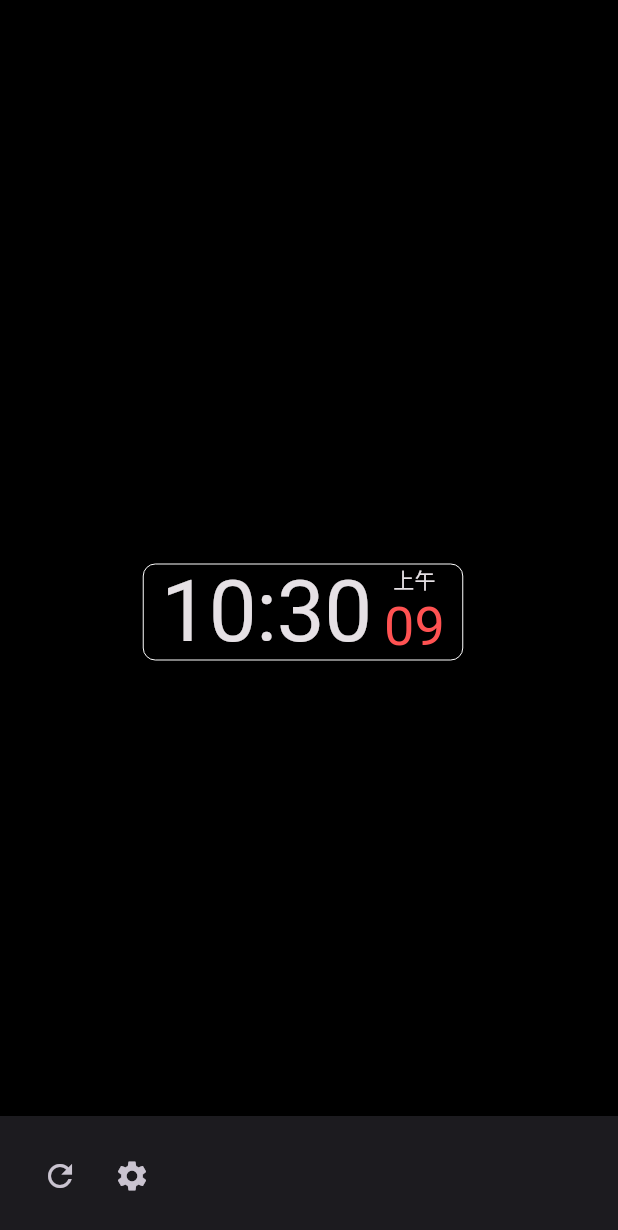
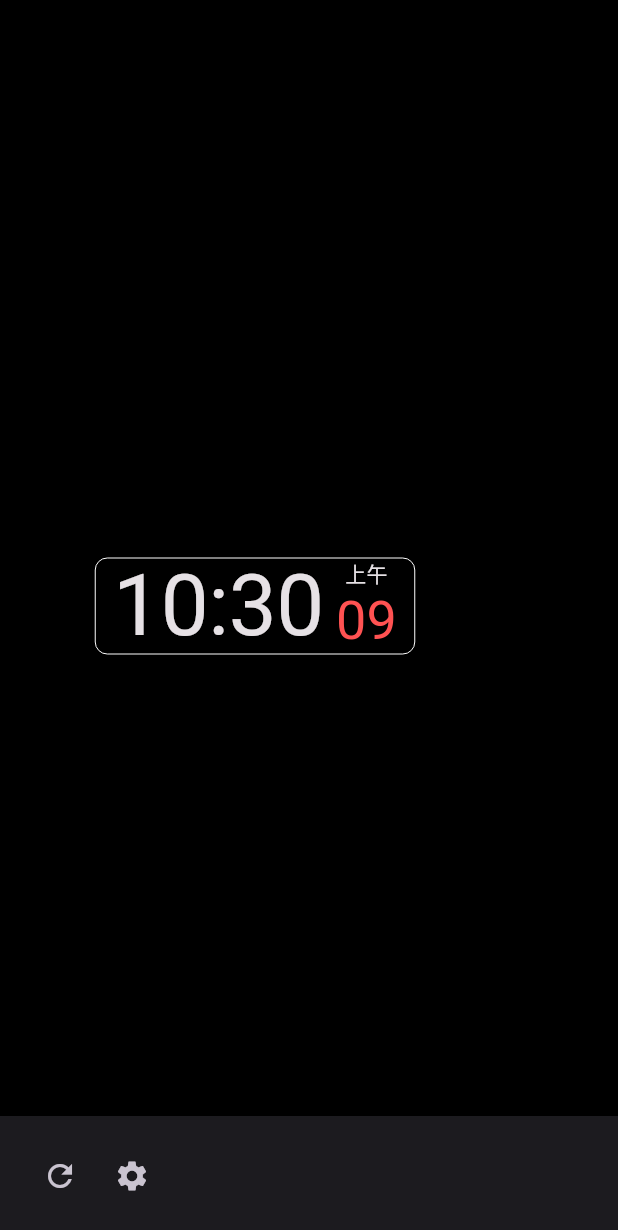
Before and after one commit to dengsgo/funny_time, a Flutter app: the screen it shows after launch, after a tap on "10", on a phone screen of 412 x 824 dp. Shown: the top 1230 px of the screen. Run offline on Flutter 3.47's test engine with Material 2 defaults, Android fonts, the light colour scheme and no system bars.

Commit message:
fix Orientation

```diff
--- a/lib/minix.dart
+++ b/lib/minix.dart
@@ -1,6 +1,7 @@
 import 'dart:math';
 
 import 'package:flutter/cupertino.dart';
+import 'package:flutter/material.dart';
 import 'package:funny_time/setting.dart';
 
 class PositionViewState<T extends StatefulWidget> extends State<T> {
@@ -40,11 +41,12 @@
       return;
     }
     double left = (_screenSize.width - widgetSize.width) / 2;
-    double top = (_screenSize.height - widgetSize.height) / 2;
+    double top = (_screenSize.height - widgetSize.height - 56) / 2;
     positionMargin = EdgeInsets.only(left: left, top: top);
     // 随机 x y 方向
     _xOffsetReverse = Random.secure().nextBool();
     _yOffsetReverse = Random.secure().nextBool();
+    setState(() {});
   }
 
   _motionWidget() {
@@ -67,35 +69,41 @@
     }
 
     timerPeriodicCallback = () {
+      _screenSize = MediaQuery.sizeOf(context);
+      _screenSize = Size(_screenSize.width, _screenSize.height - 56);
       var xStep = Random.secure().nextInt(globalSetting.stepRandomMaxValue);
       var yStep = Random.secure().nextInt(globalSetting.stepRandomMaxValue);
       double left = positionMargin.left;
       double top = positionMargin.top;
       // x-axis
       if (_xOffsetReverse) {
-        if (left - xStep > 0) {
+        if (left - xStep > 0 && left - xStep + widgetSize.width < _screenSize.width) {
           left -= xStep;
         } else {
+          left = 0;
           _xOffsetReverse = false;
         }
       } else {
         if (xStep + left + widgetSize.width < _screenSize.width) {
           left += xStep;
         } else {
+          left = _screenSize.width - widgetSize.width;
           _xOffsetReverse = true;
         }
       }
       // y-axis
       if (_yOffsetReverse) {
-        if (top - yStep > 0) {
+        if (top - yStep > 0 && top - yStep + widgetSize.height < _screenSize.height) {
           top -= yStep;
         } else {
+          top = 0;
           _yOffsetReverse = false;
         }
       } else {
         if (yStep + top + widgetSize.height < _screenSize.height) {
           top += yStep;
         } else {
+          top = _screenSize.height - widgetSize.height;
           _yOffsetReverse = true;
         }
       }
--- a/lib/time.dart
+++ b/lib/time.dart
@@ -27,6 +27,7 @@
   Widget build(BuildContext context) {
     return Scaffold(
       backgroundColor: Colors.black,
+      appBar: AppBar(backgroundColor: Colors.black,),
       body: PositionView(tapCallback: tapTimeViewHandler,),
       bottomNavigationBar: _showBottomNavigationBar ? BottomAppBar(
         child: Row(
@@ -81,11 +82,11 @@
         Container(
           margin: positionMargin,
           decoration: BoxDecoration(
-              border: globalSetting.isTimeShowBorder ? Border.all(
-                  width: 0,
-                  color: Colors.white,
-              ) : null,
-              borderRadius: BorderRadius.circular(globalSetting.timeBorderRadiusValue),
+            border: globalSetting.isTimeShowBorder ? Border.all(
+              width: 0,
+              color: Colors.white,
+            ) : null,
+            borderRadius: BorderRadius.circular(globalSetting.timeBorderRadiusValue),
           ),
           child: InkWell(
             onTap: widget.tapCallback,
```
Also changed, not shown: 1 other file.
